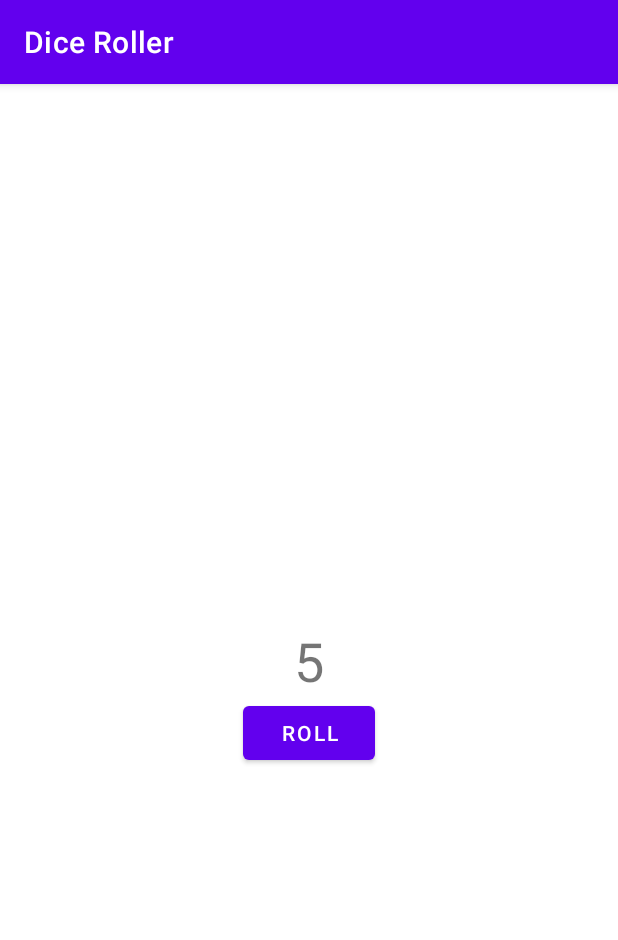
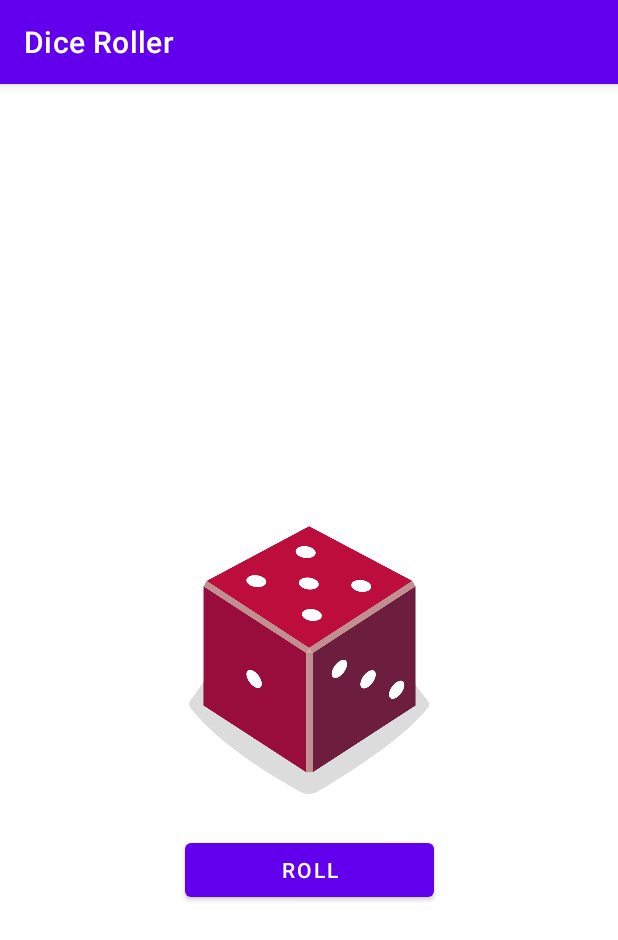
Before and after one commit to Fred-Reis/dice_roll, an Android app: the screen it shows after launch (MainActivity), after a tap on "ROLL", on a phone screen of 412 x 824 dp. Shown: the top 940 px of the screen. Run offline under Robolectric (Android 15) with nearby library versions, the phone set to English and light mode, and no system bars.

Commit message:
chore: add images

```diff
--- a/app/src/main/java/com/example/diceroller/MainActivity.kt
+++ b/app/src/main/java/com/example/diceroller/MainActivity.kt
@@ -2,8 +2,7 @@ package com.example.diceroller
 
 import android.os.Bundle
 import android.widget.Button
-import android.widget.TextView
-import android.widget.Toast
+import android.widget.ImageView
 import androidx.appcompat.app.AppCompatActivity
 
 /**
@@ -20,32 +19,37 @@ class MainActivity : AppCompatActivity() {
 
         // Call the method on click from the button
         rollButton.setOnClickListener { rollDice() }
+
+        rollDice()
     }
 
     /**
     * Roll the dice  and update the screen with the result.
     */
     private fun rollDice() {
-        // Create a new Dice object with 6 sides and roll it.
+        // Create a new Dice object with 6 sides and roll the dice.
         val dice = Dice(6)
         val rollResult = dice.roll()
-        val luckyNumber = 4
+        // val luckyNumber = 4
 
+        // find the ImageView in the layout
+        val diceImage: ImageView = findViewById(R.id.imageView)
 
-        when (rollResult) {
-            luckyNumber -> Toast.makeText(this, "You Win!", Toast.LENGTH_SHORT).show()
-            1 -> Toast.makeText(this, "So sorry! You rolled a 1. Try again!", Toast.LENGTH_SHORT).show()
-            2 -> Toast.makeText(this, "Sadly, you rolled a 2. Try again!", Toast.LENGTH_SHORT).show()
-            3 -> Toast.makeText(this, "Unfortunately, you rolled a 3. Try again!", Toast.LENGTH_SHORT).show()
-            4 -> Toast.makeText(this, "No luck! You rolled a 4. Try again!", Toast.LENGTH_SHORT).show()
-            5 -> Toast.makeText(this, "Don't cry! You rolled a 5. Try again!", Toast.LENGTH_SHORT).show()
-            6 -> Toast.makeText(this, "Apologies! you rolled a 6. Try again!", Toast.LENGTH_SHORT).show()
+        // Determine which drawable resource ID to use based on the dice roll
+        val drawableResource = when (rollResult) {
+            1 -> R.drawable.dice_1
+            2 -> R.drawable.dice_2
+            3 -> R.drawable.dice_3
+            4 -> R.drawable.dice_4
+            5 -> R.drawable.dice_5
+            else -> R.drawable.dice_6
         }
 
+        // Update the ImageView with the correct drawable resource ID
+        diceImage.setImageResource(drawableResource)
 
-        // Update the screen with the dice roll.
-        val resultTextView: TextView = findViewById(R.id.textView)
-        resultTextView.text = rollResult.toString()
+        // Update the content description
+        diceImage.contentDescription = rollResult.toString()
     }
 }
 
--- a/app/src/main/res/layout/activity_main.xml
+++ b/app/src/main/res/layout/activity_main.xml
@@ -6,24 +6,25 @@
     android:layout_height="match_parent"
     tools:context=".MainActivity">
 
-    <TextView
-        android:id="@+id/textView"
-        android:layout_width="wrap_content"
-        android:layout_height="wrap_content"
-        android:textSize="36sp"
-        app:layout_constraintBottom_toBottomOf="parent"
-        app:layout_constraintLeft_toLeftOf="parent"
-        app:layout_constraintRight_toRightOf="parent"
-        app:layout_constraintTop_toTopOf="parent"
-        tools:text="1" />
-
     <Button
         android:id="@+id/button"
-        android:layout_width="wrap_content"
-        android:layout_height="wrap_content"
+        android:layout_width="166dp"
+        android:layout_height="48dp"
+        android:layout_marginTop="16dp"
         android:text="@string/roll_button_text"
         app:layout_constraintEnd_toEndOf="parent"
         app:layout_constraintStart_toStartOf="parent"
-        app:layout_constraintTop_toBottomOf="@+id/textView" />
+        app:layout_constraintTop_toBottomOf="@+id/imageView" />
+
+    <ImageView
+        android:id="@+id/imageView"
+        android:layout_width="160dp"
+        android:layout_height="200dp"
+        app:layout_constraintBottom_toBottomOf="parent"
+        app:layout_constraintEnd_toEndOf="parent"
+        app:layout_constraintStart_toStartOf="parent"
+        app:layout_constraintTop_toTopOf="parent"
+        tools:srcCompat="@drawable/dice_1"
+        android:contentDescription="TODO" />
 
 </androidx.constraintlayout.widget.ConstraintLayout>
```
Also changed, not shown: app/src/main/res/drawable/dice_1.png (added), app/src/main/res/drawable/dice_2.png (added), app/src/main/res/drawable/dice_3.png (added), app/src/main/res/drawable/dice_4.png (added), app/src/main/res/drawable/dice_5.png (added), app/src/main/res/drawable/dice_6.png (added).
